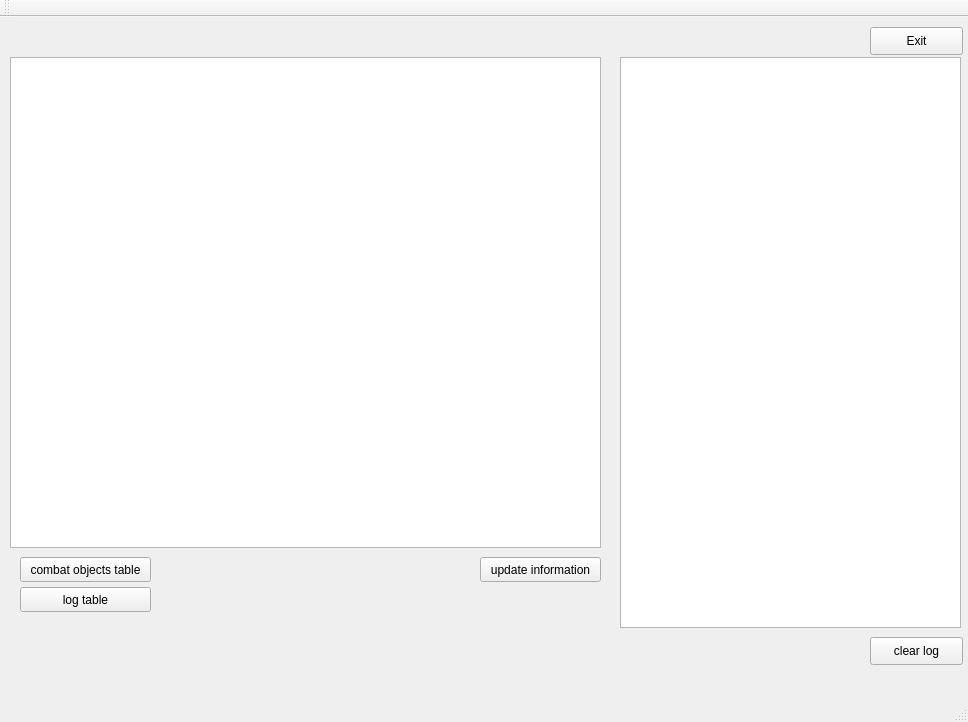
Qt form MBY/mainwindow.ui (Zioba/MBU-BM) before a commit.
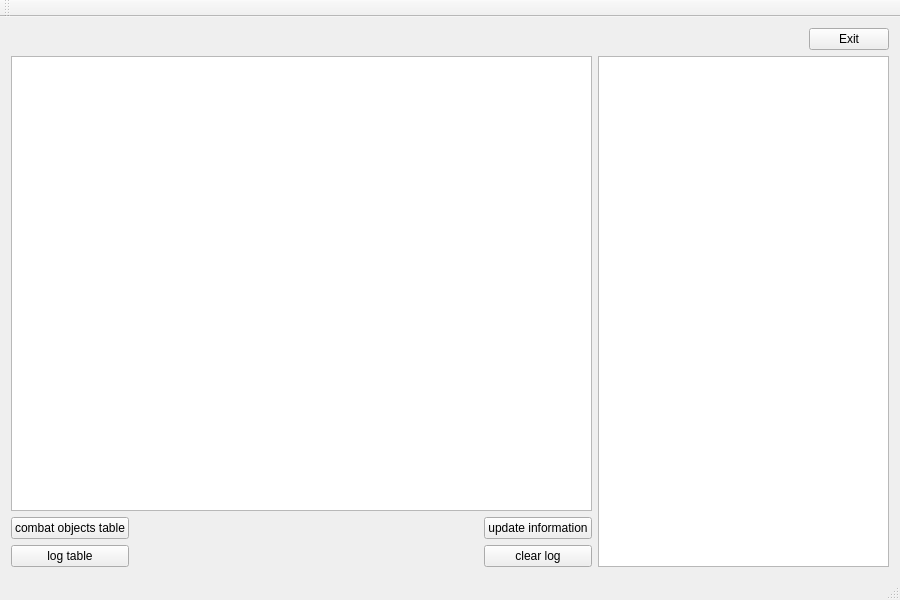
The same form after that commit.

What changed in the file:
```diff
--- a/MBY/mainwindow.ui
+++ b/MBY/mainwindow.ui
@@ -6,99 +6,106 @@
    <rect>
     <x>0</x>
     <y>0</y>
-    <width>968</width>
-    <height>722</height>
+    <width>900</width>
+    <height>600</height>
    </rect>
   </property>
   <property name="windowTitle">
    <string>MainWindow</string>
   </property>
   <widget class="QWidget" name="centralWidget">
-   <widget class="QPushButton" name="exitButton">
-    <property name="geometry">
-     <rect>
-      <x>870</x>
-      <y>10</y>
-      <width>93</width>
-      <height>28</height>
-     </rect>
-    </property>
-    <property name="text">
-     <string>Exit</string>
-    </property>
-   </widget>
-   <widget class="QPushButton" name="updBut">
-    <property name="geometry">
-     <rect>
-      <x>480</x>
-      <y>540</y>
-      <width>121</width>
-      <height>25</height>
-     </rect>
-    </property>
-    <property name="text">
-     <string>update information</string>
-    </property>
-   </widget>
-   <widget class="QTableView" name="tableView">
-    <property name="geometry">
-     <rect>
-      <x>10</x>
-      <y>40</y>
-      <width>591</width>
-      <height>491</height>
-     </rect>
-    </property>
-   </widget>
-   <widget class="QPushButton" name="clearBut">
-    <property name="geometry">
-     <rect>
-      <x>870</x>
-      <y>620</y>
-      <width>93</width>
-      <height>28</height>
-     </rect>
-    </property>
-    <property name="text">
-     <string>clear log</string>
-    </property>
-   </widget>
-   <widget class="QTextEdit" name="logField">
-    <property name="geometry">
-     <rect>
-      <x>620</x>
-      <y>40</y>
-      <width>341</width>
-      <height>571</height>
-     </rect>
-    </property>
-   </widget>
-   <widget class="QPushButton" name="combObjTableBut">
-    <property name="geometry">
-     <rect>
-      <x>20</x>
-      <y>540</y>
-      <width>131</width>
-      <height>25</height>
-     </rect>
-    </property>
-    <property name="text">
-     <string>combat objects table</string>
-    </property>
-   </widget>
-   <widget class="QPushButton" name="logTableBut_3">
-    <property name="geometry">
-     <rect>
-      <x>20</x>
-      <y>570</y>
-      <width>131</width>
-      <height>25</height>
-     </rect>
-    </property>
-    <property name="text">
-     <string>log table</string>
-    </property>
-   </widget>
+   <layout class="QGridLayout" name="gridLayout_2" columnstretch="2,1">
+    <item row="0" column="1">
+     <layout class="QHBoxLayout" name="horizontalLayout">
+      <item>
+       <spacer name="horizontalSpacer">
+        <property name="orientation">
+         <enum>Qt::Horizontal</enum>
+        </property>
+        <property name="sizeHint" stdset="0">
+         <size>
+          <width>40</width>
+          <height>20</height>
+         </size>
+        </property>
+       </spacer>
+      </item>
+      <item>
+       <widget class="QPushButton" name="exitButton">
+        <property name="text">
+         <string>Exit</string>
+        </property>
+       </widget>
+      </item>
+     </layout>
+    </item>
+    <item row="1" column="0">
+     <layout class="QGridLayout" name="gridLayout">
+      <item row="0" column="0">
+       <widget class="QTableView" name="tableView"/>
+      </item>
+      <item row="1" column="0">
+       <layout class="QHBoxLayout" name="horizontalLayout_2">
+        <item>
+         <layout class="QVBoxLayout" name="verticalLayout">
+          <item>
+           <widget class="QPushButton" name="combObjTableBut">
+            <property name="text">
+             <string>combat objects table</string>
+            </property>
+           </widget>
+          </item>
+          <item>
+           <widget class="QPushButton" name="logTableBut_3">
+            <property name="enabled">
+             <bool>true</bool>
+            </property>
+            <property name="text">
+             <string>log table</string>
+            </property>
+           </widget>
+          </item>
+         </layout>
+        </item>
+        <item>
+         <spacer name="horizontalSpacer_2">
+          <property name="orientation">
+           <enum>Qt::Horizontal</enum>
+          </property>
+          <property name="sizeHint" stdset="0">
+           <size>
+            <width>40</width>
+            <height>20</height>
+           </size>
+          </property>
+         </spacer>
+        </item>
+        <item>
+         <layout class="QVBoxLayout" name="verticalLayout_2">
+          <item>
+           <widget class="QPushButton" name="updBut">
+            <property name="text">
+             <string>update information</string>
+            </property>
+           </widget>
+          </item>
+          <item>
+           <widget class="QPushButton" name="clearBut">
+            <property name="text">
+             <string>clear log</string>
+            </property>
+           </widget>
+          </item>
+         </layout>
+        </item>
+       </layout>
+      </item>
+     </layout>
+    </item>
+    <item row="1" column="1">
+     <widget class="QTextEdit" name="logField"/>
+    </item>
+   </layout>
   </widget>
   <widget class="QMenuBar" name="menuBar">
    <property name="geometry">
```
Left out of the diff: 2 changed lines with no effect on the pictures.
